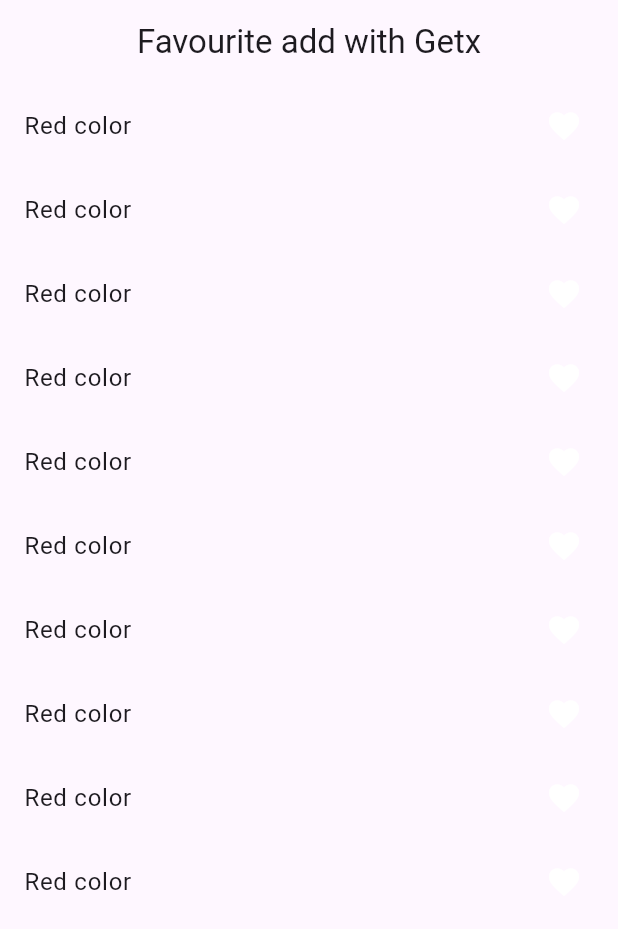
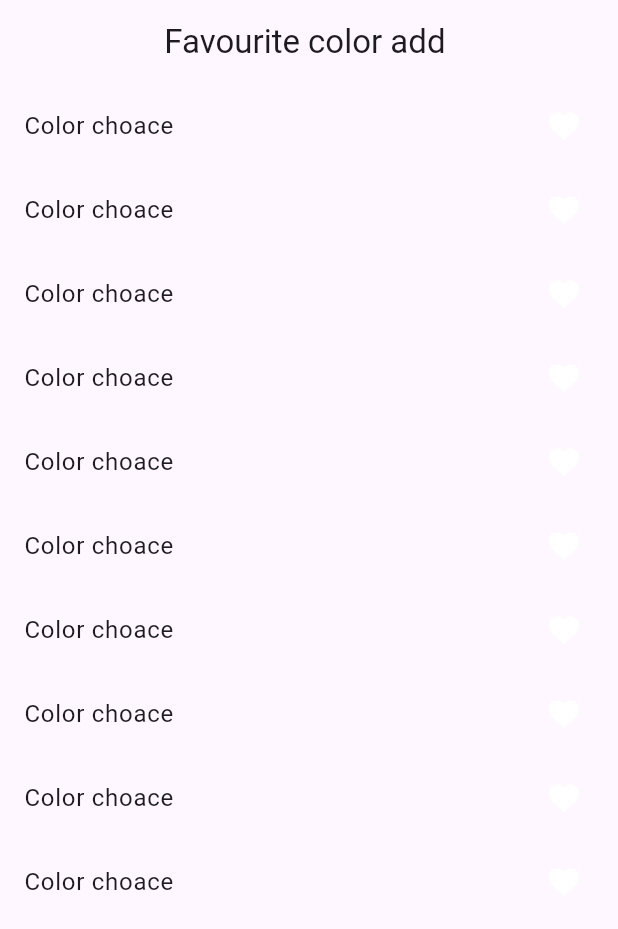
Before and after one commit to araful39/Provier_Practice, a Flutter app: the screen it shows after launch, on a phone screen of 412 x 824 dp. Shown: the top 929 px of the screen. Run offline on Flutter 3.47's test engine with Material 3 defaults, Android fonts, the phone set to English and light mode, and no system bars; our stand-ins replace get.

Commit message:
add favourite color with provider

```diff
--- a/lib/main.dart
+++ b/lib/main.dart
@@ -6,6 +6,7 @@ import 'package:provider_practice/part-01/model_view/provier_controller/provier_
 import 'package:provider_practice/part-01/view/counter_with_getx.dart';
 import 'package:provider_practice/part-01/view/counter_with_provider.dart';
 import 'package:provider_practice/part-01/view/favouriteadd_with_getx.dart';
+import 'package:provider_practice/part-01/view/favouriteadd_with_provider.dart';
 import 'package:provider_practice/part-01/view/favouriteadd_with_setstate.dart';
 import 'package:provider_practice/part-01/view/opacity_color_with_setstat.dart';
 import 'package:provider_practice/part-01/view/opacity_with_getx.dart';
@@ -30,7 +31,7 @@ class MyApp extends StatelessWidget {
 
     ],
     child: GetMaterialApp(
-      home: FavouriteWithGetx(),
+      home: FavouriterWithProvider(),
     ),
     );
     return GetMaterialApp(
--- /dev/null
+++ b/lib/part-01/view/favouriteadd_with_provider.dart
@@ -0,0 +1,49 @@
+import 'package:flutter/material.dart';
+import 'package:provider/provider.dart';
+import 'package:provider_practice/part-01/model_view/provier_controller/provier_controller.dart';
+
+class FavouriterWithProvider extends StatefulWidget {
+  const FavouriterWithProvider({super.key});
+
+  @override
+  State<FavouriterWithProvider> createState() => _FavouriterWithProviderState();
+}
+
+class _FavouriterWithProviderState extends State<FavouriterWithProvider> {
+  @override
+  Widget build(BuildContext context) {
+    final counterPro = Provider.of<CounterProvider>(context, listen: false);
+    // print("rebuild");
+    return Scaffold(
+        appBar: AppBar(
+          title: Text("Favourite color add "),
+          centerTitle: true,
+        ),
+        body: Consumer<CounterProvider>(
+          builder: (context, value, child) {
+            return ListView.builder(
+                itemCount: 10,
+                itemBuilder: (context, index) {
+                  return ListTile(
+                    onTap: () {
+                      if (counterPro.favouriteList.contains(index)) {
+                        counterPro.removeFromFavourite(index);
+                        print("remove from favourite list");
+                      } else {
+                        counterPro.addToFavourite(index);
+                        print("add to favourite list");
+                      }
+                    },
+                    title: Text("Color choace"),
+                    trailing: Icon(
+                      Icons.favorite,
+                      color: counterPro.favouriteList.contains(index)
+                          ? Colors.red
+                          : Colors.white,
+                    ),
+                  );
+                });
+          },
+        ));
+  }
+}
```
Also changed, not shown: lib/part-01/model_view/provier_controller/provier_controller.dart (+9 -0 lines).
